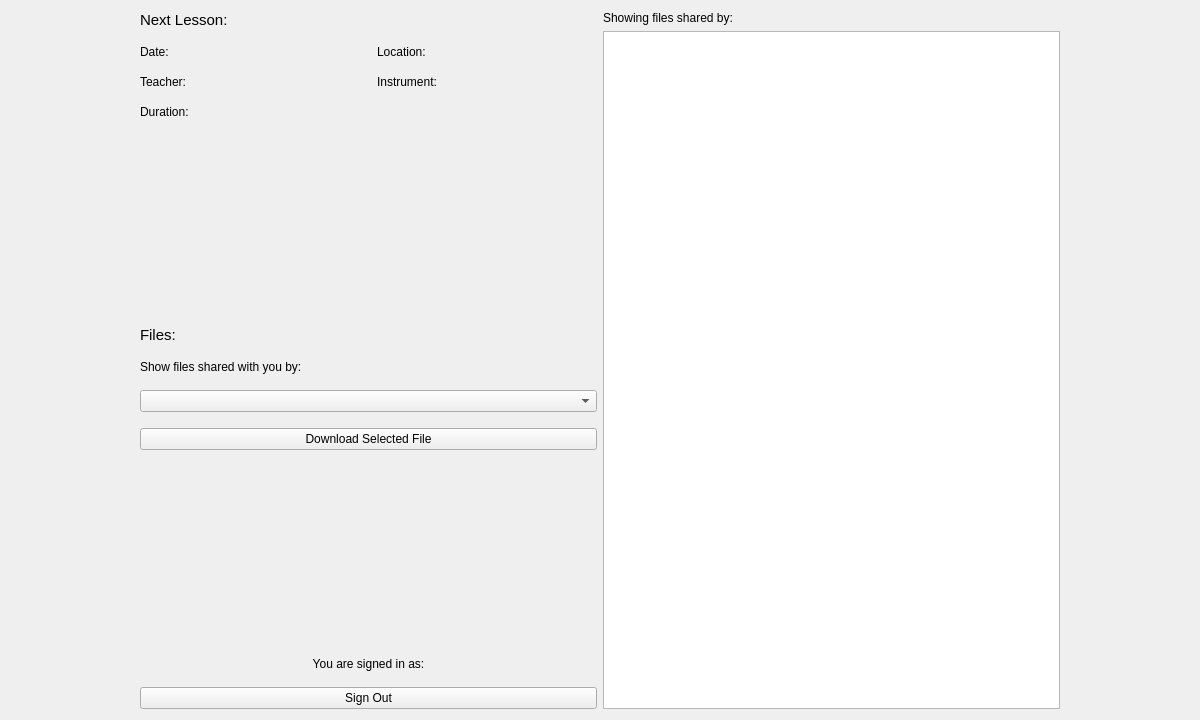
Before: the Qt Designer form designer/student_dashboard.ui in ltrel/piu-mosso-client, drawn with Qt 5.
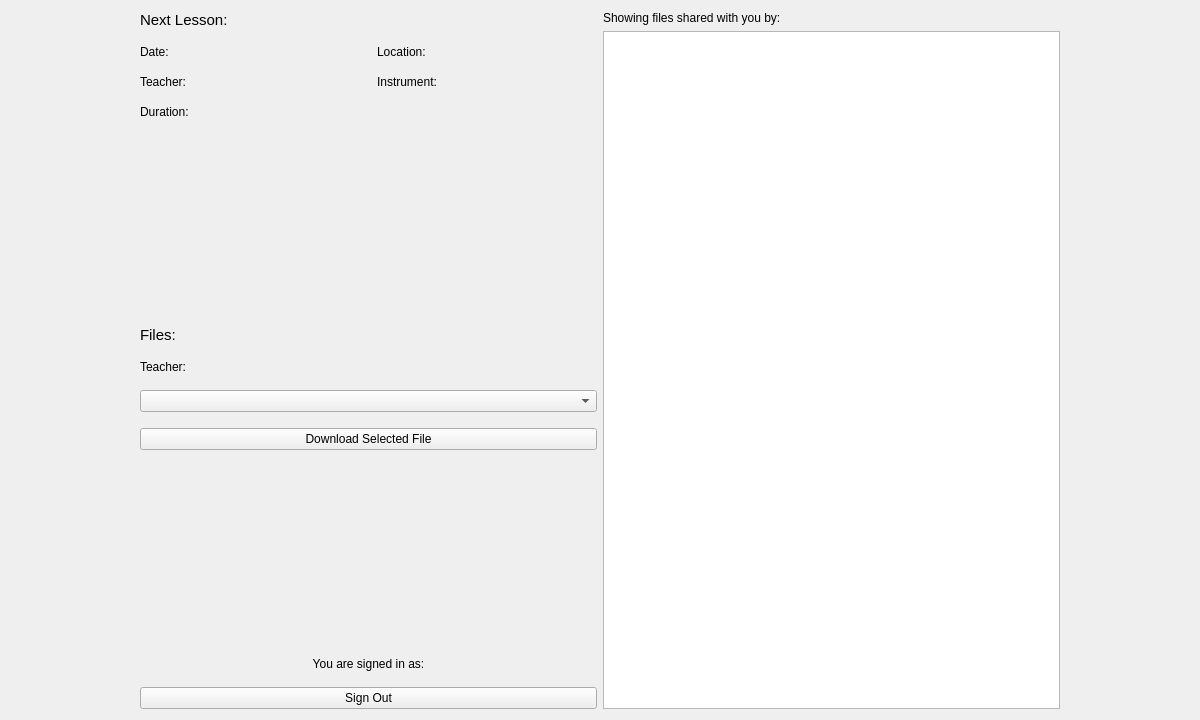
After: the same form once the commit is applied.

Commit message: Show next lesson details on student dashboard

Patch:
```diff
--- a/designer/student_dashboard.ui
+++ b/designer/student_dashboard.ui
@@ -154,7 +154,7 @@
           </sizepolicy>
          </property>
          <property name="text">
-          <string>Show files shared with you by:</string>
+          <string>Teacher:</string>
          </property>
         </widget>
        </item>
@@ -208,7 +208,7 @@
        <item>
         <widget class="QLabel" name="label">
          <property name="text">
-          <string>Showing files shared by:</string>
+          <string>Showing files shared with you by:</string>
          </property>
         </widget>
        </item>
```
Left out of the diff: 33 changed lines with no effect on the pictures. The commit also changes 2 other files.
